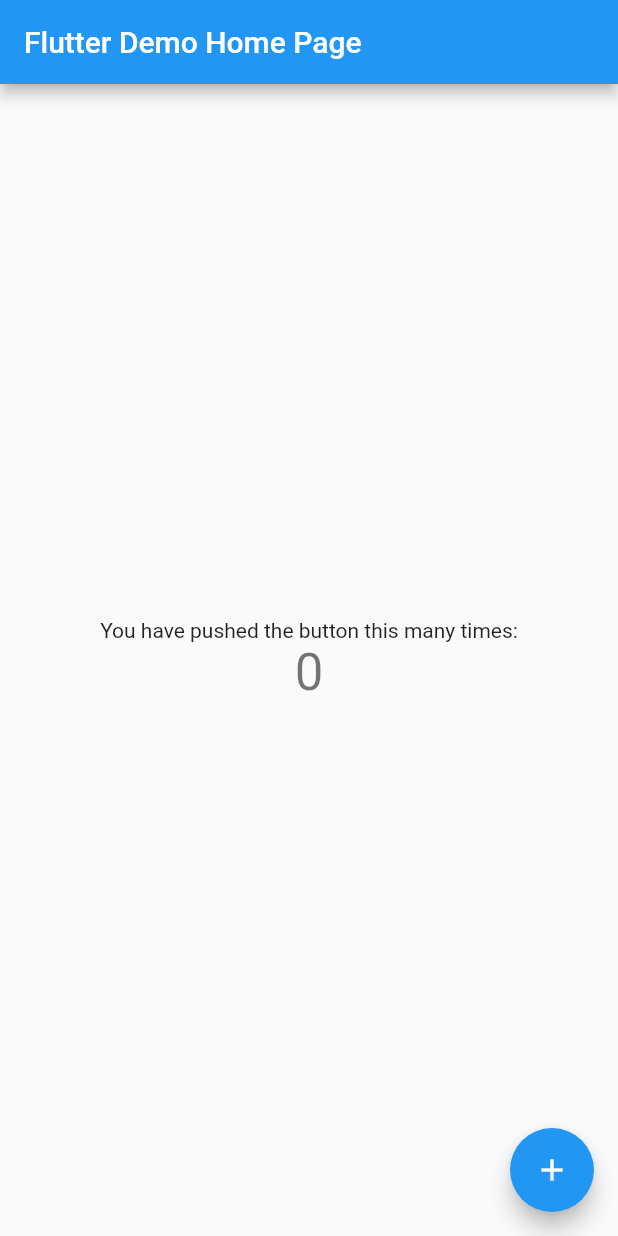
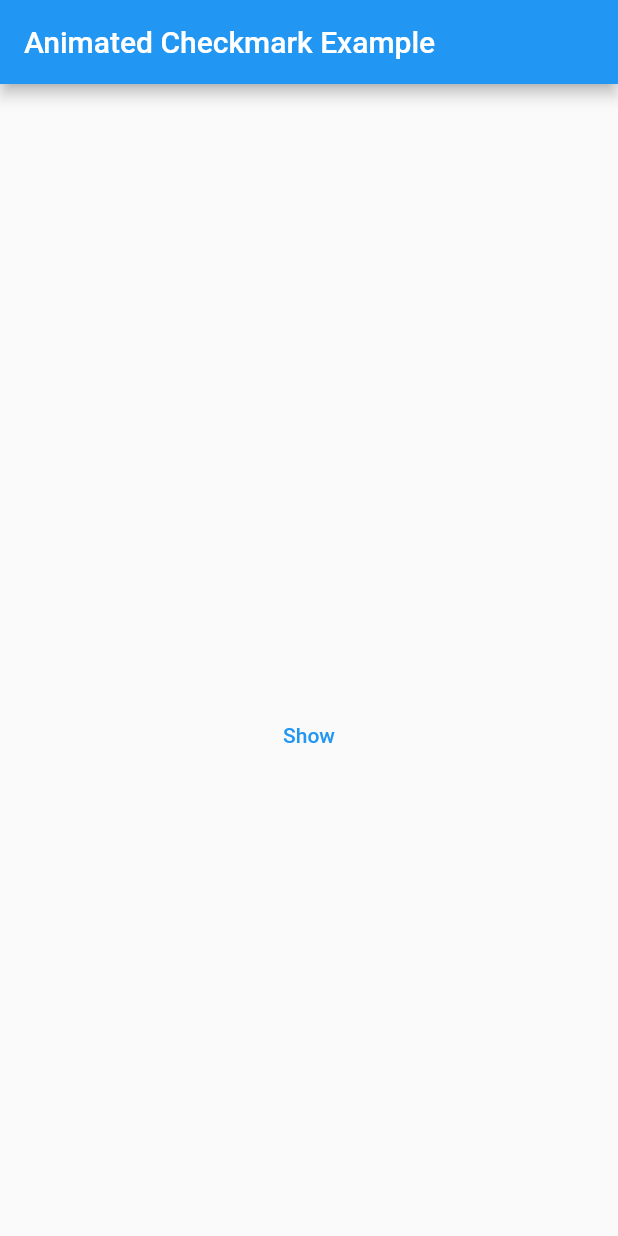
Before and after one commit to davigmacode/flutter_animated_checkmark, a Flutter app: the screen it shows after launch, on a phone screen of 412 x 824 dp. Run offline on Flutter 3.47's test engine with Material 2 defaults, Android fonts, the phone set to English and light mode, and no system bars.

Commit message:
Update example

```diff
--- a/example/lib/main.dart
+++ b/example/lib/main.dart
@@ -1,4 +1,5 @@
 import 'package:flutter/material.dart';
+import 'package:animated_checkmark/animated_checkmark.dart';
 
 void main() {
   runApp(const MyApp());
@@ -11,35 +12,17 @@
   @override
   Widget build(BuildContext context) {
     return MaterialApp(
-      title: 'Flutter Demo',
+      title: 'Animated Checkmark Example',
       theme: ThemeData(
-        // This is the theme of your application.
-        //
-        // Try running your application with "flutter run". You'll see the
-        // application has a blue toolbar. Then, without quitting the app, try
-        // changing the primarySwatch below to Colors.green and then invoke
-        // "hot reload" (press "r" in the console where you ran "flutter run",
-        // or simply save your changes to "hot reload" in a Flutter IDE).
-        // Notice that the counter didn't reset back to zero; the application
-        // is not restarted.
         primarySwatch: Colors.blue,
       ),
-      home: const MyHomePage(title: 'Flutter Demo Home Page'),
+      home: const MyHomePage(title: 'Animated Checkmark Example'),
     );
   }
 }
 
 class MyHomePage extends StatefulWidget {
   const MyHomePage({Key? key, required this.title}) : super(key: key);
-
-  // This widget is the home page of your application. It is stateful, meaning
-  // that it has a State object (defined below) that contains fields that affect
-  // how it looks.
-
-  // This class is the configuration for the state. It holds the values (in this
-  // case the title) provided by the parent (in this case the App widget) and
-  // used by the build method of the State. Fields in a Widget subclass are
-  // always marked "final".
 
   final String title;
 
@@ -48,68 +31,39 @@
 }
 
 class _MyHomePageState extends State<MyHomePage> {
-  int _counter = 0;
+  bool active = false;
 
-  void _incrementCounter() {
-    setState(() {
-      // This call to setState tells the Flutter framework that something has
-      // changed in this State, which causes it to rerun the build method below
-      // so that the display can reflect the updated values. If we changed
-      // _counter without calling setState(), then the build method would not be
-      // called again, and so nothing would appear to happen.
-      _counter++;
-    });
+  void toggleActive() {
+    setState(() => active = !active);
   }
 
   @override
   Widget build(BuildContext context) {
-    // This method is rerun every time setState is called, for instance as done
-    // by the _incrementCounter method above.
-    //
-    // The Flutter framework has been optimized to make rerunning build methods
-    // fast, so that you can just rebuild anything that needs updating rather
-    // than having to individually change instances of widgets.
     return Scaffold(
       appBar: AppBar(
-        // Here we take the value from the MyHomePage object that was created by
-        // the App.build method, and use it to set our appbar title.
         title: Text(widget.title),
       ),
       body: Center(
-        // Center is a layout widget. It takes a single child and positions it
-        // in the middle of the parent.
         child: Column(
-          // Column is also a layout widget. It takes a list of children and
-          // arranges them vertically. By default, it sizes itself to fit its
-          // children horizontally, and tries to be as tall as its parent.
-          //
-          // Invoke "debug painting" (press "p" in the console, choose the
-          // "Toggle Debug Paint" action from the Flutter Inspector in Android
-          // Studio, or the "Toggle Debug Paint" command in Visual Studio Code)
-          // to see the wireframe for each widget.
-          //
-          // Column has various properties to control how it sizes itself and
-          // how it positions its children. Here we use mainAxisAlignment to
-          // center the children vertically; the main axis here is the vertical
-          // axis because Columns are vertical (the cross axis would be
-          // horizontal).
           mainAxisAlignment: MainAxisAlignment.center,
           children: <Widget>[
-            const Text(
-              'You have pushed the button this many times:',
+            AnimatedCheckmark(
+              active: active,
+              weight: 20,
+              color: Theme.of(context).colorScheme.primary,
+              style: CheckmarkStyle.round,
+              size: const Size.square(100),
             ),
-            Text(
-              '$_counter',
-              style: Theme.of(context).textTheme.headline4,
+            TextButton(
+              onPressed: toggleActive,
+              child: AnimatedSwitcher(
+                duration: const Duration(milliseconds: 300),
+                child: active ? const Text('Hide') : const Text('Show'),
+              ),
             ),
           ],
         ),
       ),
-      floatingActionButton: FloatingActionButton(
-        onPressed: _incrementCounter,
-        tooltip: 'Increment',
-        child: const Icon(Icons.add),
-      ), // This trailing comma makes auto-formatting nicer for build methods.
     );
   }
 }
--- a/example/pubspec.yaml
+++ b/example/pubspec.yaml
@@ -1,5 +1,5 @@
 name: animated_checkmark_example
-description: A new Flutter project.
+description: An example of animated_checkmark package.
 
 # The following line prevents the package from being accidentally published to
 # pub.dev using `flutter pub publish`. This is preferred for private packages.
@@ -29,6 +29,8 @@
 dependencies:
   flutter:
     sdk: flutter
+  animated_checkmark:
+    path: ../
 
 
   # The following adds the Cupertino Icons font to your application.
```
Also changed, not shown: example/pubspec.lock.
